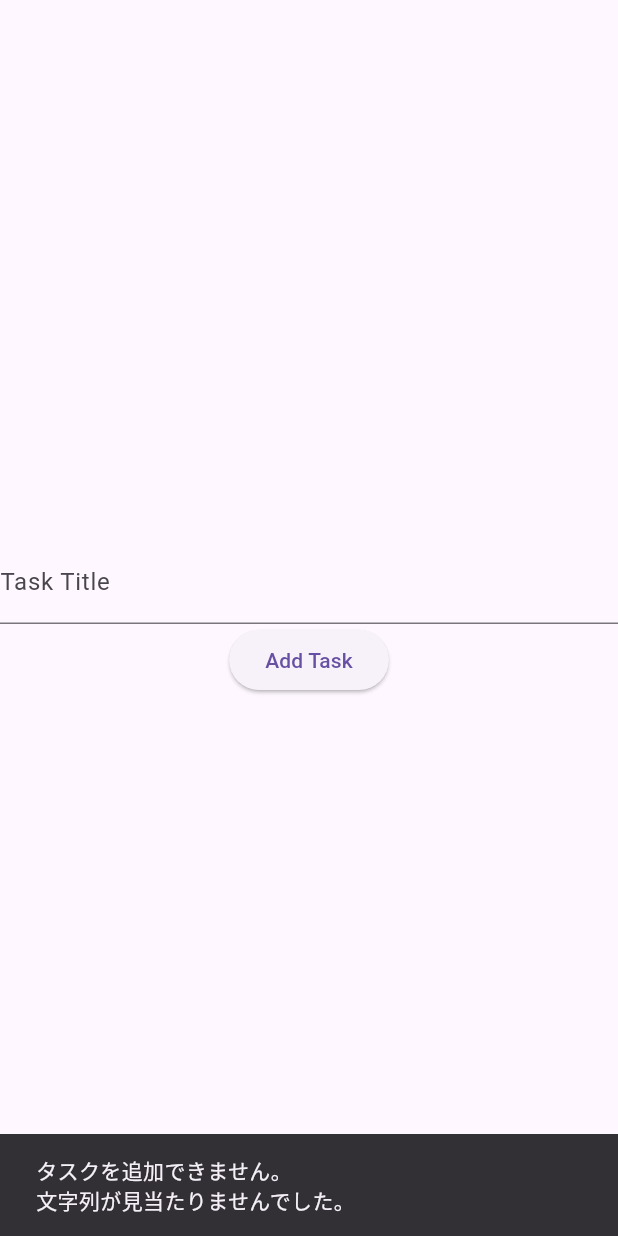
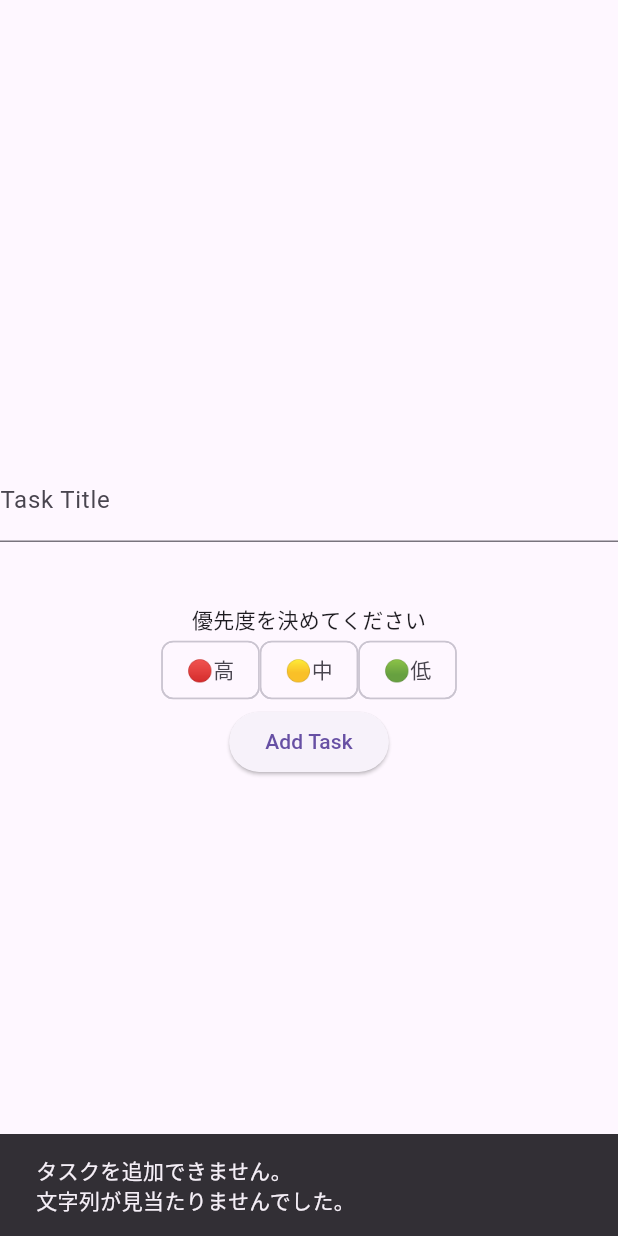
Before and after one commit to OkazuNimame/skill_up_01, a Flutter app: the AddTask screen opened directly, after a tap on "Add Task", on a phone screen of 412 x 824 dp. Run offline on Flutter 3.47's test engine with Material 3 defaults, Android fonts, the light colour scheme and no system bars.

Commit message:
Additional Assignment

```diff
--- a/lib/add_task.dart
+++ b/lib/add_task.dart
@@ -11,9 +11,14 @@ class AddTask extends StatefulWidget {
 }
 
 class _task extends State<AddTask> {
+  int? _selected;
+  List<String> tags = Datas.tags;
+  TextEditingController _taskTitle = TextEditingController();
   @override
   Widget build(BuildContext context) {
-    TextEditingController _taskTitle = TextEditingController();
+    double height = MediaQuery.of(context).size.height;
+
+
     return SafeArea(
       child: Scaffold(
         body: Column(
@@ -24,30 +29,58 @@ class _task extends State<AddTask> {
               decoration: InputDecoration(label: Text("Task Title")),
             ),
 
+            SizedBox(height: height * 0.05),
+
+            Column(
+              mainAxisAlignment: MainAxisAlignment.center,
+              children: [
+                Text(_selected != null ? tags[_selected!] : "優先度を決めてください"),
+                Wrap(
+                  children: List.generate(tags.length, (index) {
+                    return InputChip(
+                      selected: _selected == index ? true : false,
+                      label: Text(tags[index]),
+                      selectedColor: Colors.green.shade100,
+                      checkmarkColor: Colors.blue,
+                      onSelected: (value) {
+                        setState(() {
+                          _selected = value ? index : null;
+                        });
+                      },
+                    );
+                  }),
+                ),
+              ],
+            ),
+
             ElevatedButton(
               onPressed: () {
-                if (_taskTitle.text
-                    .trim()
-                    .isNotEmpty) {
+                if (_taskTitle.text.trim().isNotEmpty) {
+                  if (_selected != null) {
                     Datas.datas.add(
-                    TaskModel(title: _taskTitle.text, check: false),
+                      TaskModel(
+                        title: _taskTitle.text,
+                        check: false,
+                        priority: _selected!,
+                      ),
                     );
 
                     _taskTitle.clear();
+                    _selected = null;
                     Navigator.pop(context);
                     Navigator.push(
                       context,
                       MaterialPageRoute(builder: (context) => MyHomePage()),
                     );
-
                   } else {
-                  ScaffoldMessenger.of(context).showSnackBar(SnackBar(
-                      content: Text(
-                          "タスクを追加できません。\n文字列が見当たりませんでした。")));
-
-                  setState(() {
-                    _taskTitle.clear();
-                  });
+                    ScaffoldMessenger.of(context).showSnackBar(
+                      SnackBar(content: Text("タスクを追加できません。\n優先度を選択してください。")),
+                    );
+                  }
+                } else {
+                  ScaffoldMessenger.of(context).showSnackBar(
+                    SnackBar(content: Text("タスクを追加できません。\n文字列が見当たりませんでした。")),
+                  );
                 }
               },
               child: Text("Add Task"),
--- a/lib/task_model.dart
+++ b/lib/task_model.dart
@@ -1,8 +1,10 @@
 class TaskModel {
   String title;
   bool check;
+  int priority;
   TaskModel({
     required this.title,
-    required this.check
+    required this.check,
+    required this.priority
 });
 }
```
Also changed, not shown: lib/adjust_task.dart (added, +116 -0 lines), lib/main.dart (+65 -12 lines), 1 other file. Lines whose indentation alone changed are shown as unchanged.
